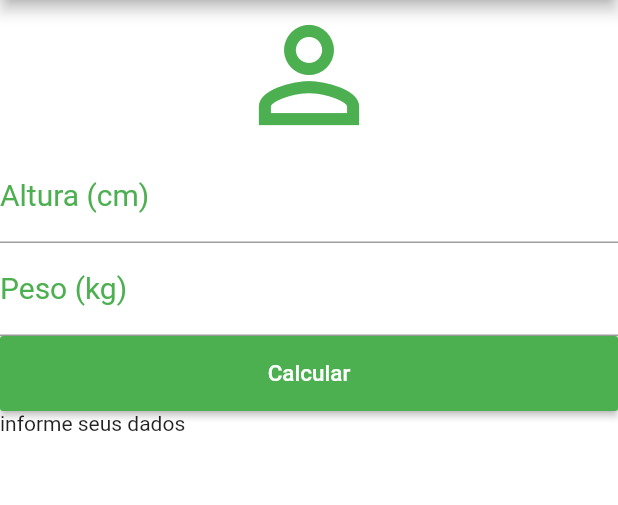
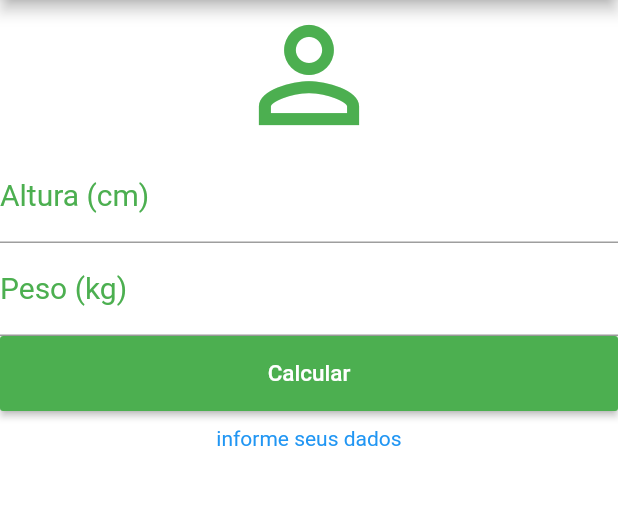
Before and after one commit to SergioNoivak/Calculadora-de-IMC, a Flutter app: the screen it shows after launch, after a tap on "Calcular", after a tap on the "refresh" icon, on a phone screen of 412 x 824 dp, the part 84-589 px from its top. Run offline on Flutter 3.47's test engine with Material 2 defaults, Android fonts, the phone set to English and light mode, and no system bars.

Commit message:
Arrumado texto explicativo para estar centralizado

```diff
--- a/lib/main.dart
+++ b/lib/main.dart
@@ -120,7 +120,9 @@ return Scaffold(
                           }
                   ),
 
-                  Container(child:RaisedButton(
+                  Container(
+
+                    child:RaisedButton(
                     onPressed:(){
 
                       if(this._formKey.currentState.validate())
@@ -131,8 +133,11 @@ return Scaffold(
                     child: Text("Calcular",style: TextStyle(color: Colors.white,fontSize: 15.0)),
                     color: Colors.green),
                     height: 50.0,),
-                Text("$textoInformativo")
+                Container(
+                  child : Padding(padding: EdgeInsets.all(10), child:Text("$textoInformativo",style: TextStyle(color: Colors.blue),), ),
+                  alignment: Alignment.center,
 
+                )
 
             ],
 
```
